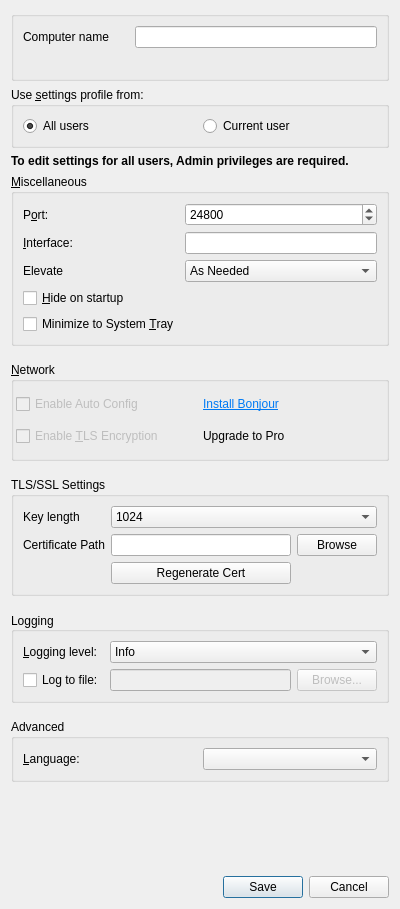
The window that src/gui/src/SettingsDialogBase.ui (deskflow/deskflow) describes before a commit, drawn with Qt 5.
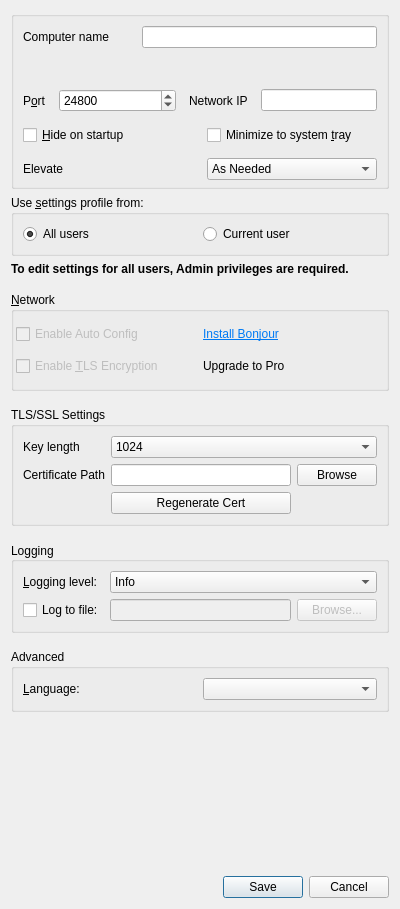
The same window after the commit.

Commit message: SYNERGY-799 Move common settings

Diff of the .ui file:
```diff
--- a/src/gui/src/SettingsDialogBase.ui
+++ b/src/gui/src/SettingsDialogBase.ui
@@ -29,7 +29,7 @@
    <property name="rightMargin">
     <number>11</number>
    </property>
-   <item row="11" column="0">
+   <item row="10" column="0">
     <widget class="QGroupBox" name="gridGroupBox">
      <property name="font">
       <font>
@@ -74,6 +74,12 @@
       <string/>
      </property>
      <layout class="QVBoxLayout" name="verticalLayout">
+      <property name="spacing">
+       <number>13</number>
+      </property>
+      <property name="bottomMargin">
+       <number>6</number>
+      </property>
       <item>
        <layout class="QHBoxLayout" name="horizontalLayout">
         <item>
@@ -142,10 +148,123 @@
         </property>
        </widget>
       </item>
+      <item>
+       <layout class="QHBoxLayout" name="horizontalLayout_2">
+        <property name="topMargin">
+         <number>0</number>
+        </property>
+        <item>
+         <widget class="QLabel" name="m_pLabel_20">
+          <property name="text">
+           <string>P&amp;ort</string>
+          </property>
+          <property name="buddy">
+           <cstring>m_pSpinBoxPort</cstring>
+          </property>
+         </widget>
+        </item>
+        <item>
+         <widget class="QSpinBox" name="m_pSpinBoxPort">
+          <property name="enabled">
+           <bool>true</bool>
+          </property>
+          <property name="sizePolicy">
+           <sizepolicy hsizetype="MinimumExpanding" vsizetype="Fixed">
+            <horstretch>0</horstretch>
+            <verstretch>0</verstretch>
+           </sizepolicy>
+          </property>
+          <property name="maximum">
+           <number>65535</number>
+          </property>
+          <property name="value">
+           <number>24800</number>
+          </property>
+         </widget>
+        </item>
+        <item>
+         <widget class="QLabel" name="m_pLabel_21">
+          <property name="text">
+           <string>Network IP</string>
+          </property>
+          <property name="buddy">
+           <cstring>m_pLineEditInterface</cstring>
+          </property>
+         </widget>
+        </item>
+        <item>
+         <widget class="QLineEdit" name="m_pLineEditInterface">
+          <property name="enabled">
+           <bool>true</bool>
+          </property>
+         </widget>
+        </item>
+       </layout>
+      </item>
+      <item>
+       <layout class="QHBoxLayout" name="horizontalLayout_3">
+        <property name="topMargin">
+         <number>0</number>
+        </property>
+        <item>
+         <widget class="QCheckBox" name="m_pCheckBoxAutoHide">
+          <property name="text">
+           <string>&amp;Hide on startup</string>
+          </property>
+         </widget>
+        </item>
+        <item>
+         <widget class="QCheckBox" name="m_pCheckBoxMinimizeToTray">
+          <property name="text">
+           <string>Minimize to system &amp;tray</string>
+          </property>
+         </widget>
+        </item>
+       </layout>
+      </item>
+      <item>
+       <layout class="QHBoxLayout" name="horizontalLayout_4">
+        <property name="topMargin">
+         <number>0</number>
+        </property>
+        <item>
+         <widget class="QLabel" name="m_pLabelElevate">
+          <property name="text">
+           <string>Elevate</string>
+          </property>
+         </widget>
+        </item>
+        <item>
+         <widget class="QComboBox" name="m_pComboElevate">
+          <property name="toolTip">
+           <string>Specify when the Synergy service should run at an elevated privilege level</string>
+          </property>
+          <property name="currentIndex">
+           <number>0</number>
+          </property>
+          <item>
+           <property name="text">
+            <string>As Needed</string>
+           </property>
+          </item>
+          <item>
+           <property name="text">
+            <string>Always</string>
+           </property>
+          </item>
+          <item>
+           <property name="text">
+            <string>Never</string>
+           </property>
+          </item>
+         </widget>
+        </item>
+       </layout>
+      </item>
      </layout>
     </widget>
    </item>
-   <item row="9" column="0">
+   <item row="8" column="0">
     <widget class="QGroupBox" name="m_pGroupLog">
      <property name="sizePolicy">
       <sizepolicy hsizetype="Preferred" vsizetype="Preferred">
@@ -248,7 +367,7 @@
      </property>
     </widget>
    </item>
-   <item row="4" column="0">
+   <item row="3" column="0">
     <spacer name="verticalSpacer_2">
      <property name="orientation">
       <enum>Qt::Vertical</enum>
@@ -264,7 +383,7 @@
      </property>
     </spacer>
    </item>
-   <item row="10" column="0">
+   <item row="9" column="0">
     <spacer name="verticalSpacer_5">
      <property name="orientation">
       <enum>Qt::Vertical</enum>
@@ -280,7 +399,7 @@
      </property>
     </spacer>
    </item>
-   <item row="12" column="0">
+   <item row="11" column="0">
     <spacer name="verticalSpacer">
      <property name="orientation">
       <enum>Qt::Vertical</enum>
@@ -296,113 +415,7 @@
      </property>
     </spacer>
    </item>
-   <item row="3" column="0">
-    <widget class="QGroupBox" name="m_pGroupAdvanced">
-     <property name="font">
-      <font>
-       <kerning>true</kerning>
-      </font>
-     </property>
-     <property name="title">
-      <string>&amp;Miscellaneous</string>
-     </property>
-     <layout class="QGridLayout" name="gridLayout_3">
-      <item row="4" column="0">
-       <widget class="QLabel" name="m_pLabelElevate">
-        <property name="text">
-         <string>Elevate</string>
-        </property>
-       </widget>
-      </item>
-      <item row="7" column="0">
-       <widget class="QCheckBox" name="m_pCheckBoxMinimizeToTray">
-        <property name="text">
-         <string>Minimize to System &amp;Tray</string>
-        </property>
-       </widget>
-      </item>
-      <item row="4" column="1">
-       <widget class="QComboBox" name="m_pComboElevate">
-        <property name="toolTip">
-         <string>Specify when the Synergy service should run at an elevated privilege level</string>
-        </property>
-        <property name="currentIndex">
-         <number>0</number>
-        </property>
-        <item>
-         <property name="text">
-          <string>As Needed</string>
-         </property>
-        </item>
-        <item>
-         <property name="text">
-          <string>Always</string>
-         </property>
-        </item>
-        <item>
-         <property name="text">
-          <string>Never</string>
-         </property>
-        </item>
-       </widget>
-      </item>
-      <item row="6" column="0">
-       <widget class="QCheckBox" name="m_pCheckBoxAutoHide">
-        <property name="text">
-         <string>&amp;Hide on startup</string>
-        </property>
-       </widget>
-      </item>
-      <item row="2" column="0">
-       <widget class="QLabel" name="m_pLabel_20">
-        <property name="text">
-         <string>P&amp;ort:</string>
-        </property>
-        <property name="buddy">
-         <cstring>m_pSpinBoxPort</cstring>
-        </property>
-       </widget>
-      </item>
-      <item row="2" column="1">
-       <widget class="QSpinBox" name="m_pSpinBoxPort">
-        <property name="enabled">
-         <bool>true</bool>
-        </property>
-        <property name="sizePolicy">
-         <sizepolicy hsizetype="MinimumExpanding" vsizetype="Fixed">
-          <horstretch>0</horstretch>
-          <verstretch>0</verstretch>
-         </sizepolicy>
-        </property>
-        <property name="maximum">
-         <number>65535</number>
-        </property>
-        <property name="value">
-         <number>24800</number>
-        </property>
-       </widget>
-      </item>
-      <item row="3" column="1">
-       <widget class="QLineEdit" name="m_pLineEditInterface">
-        <property name="enabled">
-         <bool>true</bool>
-        </property>
-       </widget>
-      </item>
-      <item row="3" column="0">
-       <widget class="QLabel" name="m_pLabel_21">
-        <property name="text">
-         <string>&amp;Interface:</string>
-        </property>
-        <property name="buddy">
-         <cstring>m_pLineEditInterface</cstring>
-        </property>
-       </widget>
-      </item>
-     </layout>
-    </widget>
-   </item>
-   <item row="5" column="0">
+   <item row="4" column="0">
     <widget class="QGroupBox" name="m_pGroupNetwork">
      <property name="enabled">
       <bool>true</bool>
@@ -506,7 +519,7 @@
      </property>
     </widget>
    </item>
-   <item row="7" column="0">
+   <item row="6" column="0">
     <widget class="QGroupBox" name="m_pGroupBoxTLS">
      <property name="font">
       <font>
@@ -573,7 +586,7 @@
      </layout>
     </widget>
    </item>
-   <item row="6" column="0">
+   <item row="5" column="0">
     <spacer name="verticalSpacer_3">
      <property name="orientation">
       <enum>Qt::Vertical</enum>
@@ -620,7 +633,7 @@
      </layout>
     </widget>
    </item>
-   <item row="8" column="0">
+   <item row="7" column="0">
     <spacer name="verticalSpacer_4">
      <property name="orientation">
       <enum>Qt::Vertical</enum>
```
Left out of the diff: 7 changed lines with no effect on the pictures.
